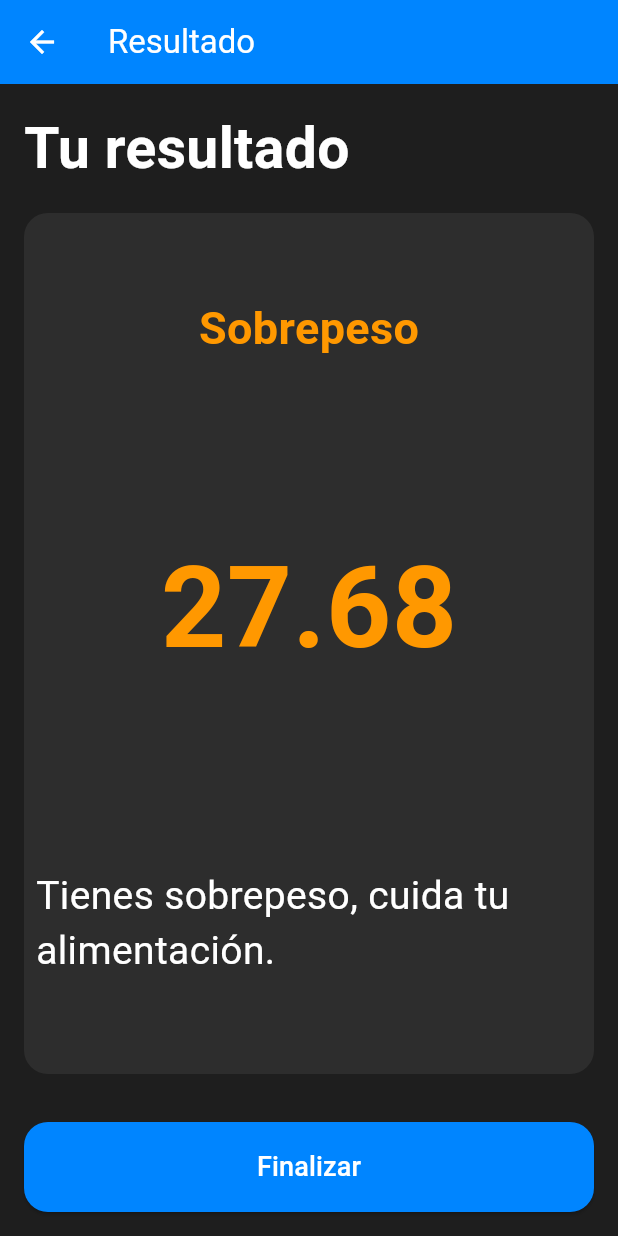
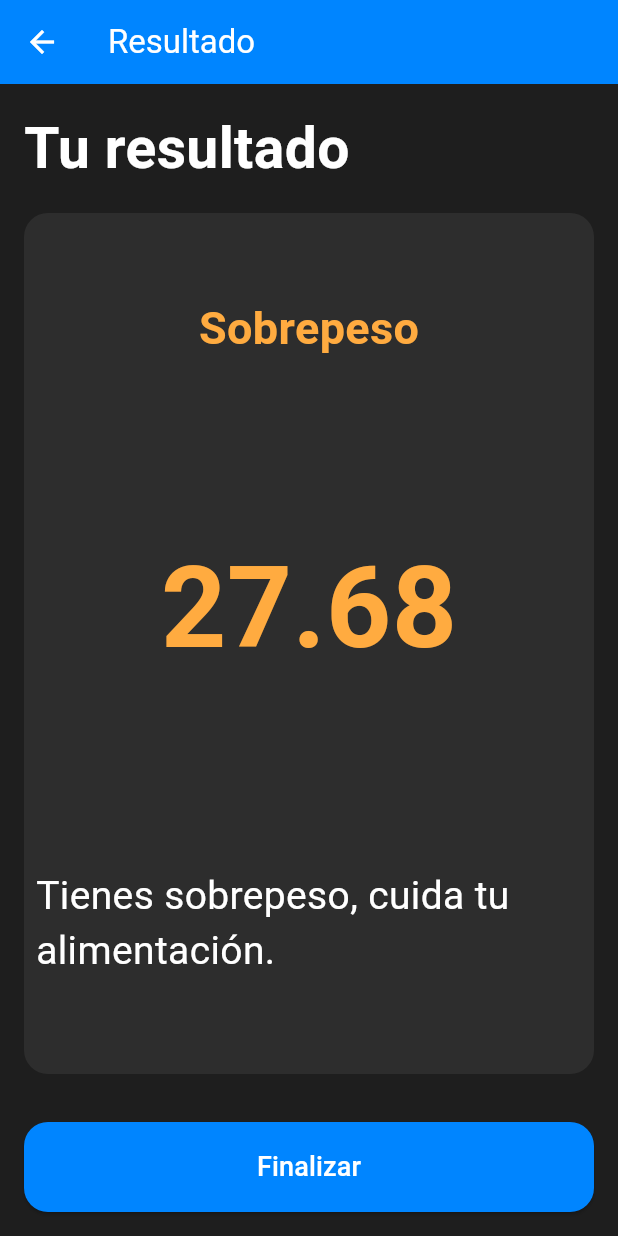
Before and after one commit to EzeDevs/imc_calculator, a Flutter app: the screen it shows after launch, after a tap on "Calcular tu IMC", on a phone screen of 412 x 824 dp. Run offline on Flutter 3.47's test engine with Material 3 defaults, Android fonts, the phone set to English and light mode, and no system bars.

Commit message:
implemented new bmi categories.

```diff
--- a/lib/screens/imc_result_screen.dart
+++ b/lib/screens/imc_result_screen.dart
@@ -114,28 +114,37 @@ class ImcResultScreen extends StatelessWidget {
 
   Color getColorByImc(double imcResult) {
     return switch (imcResult) {
-      < 18.5 => Colors.blue, //IMC Bajo
-      < 24.9 => Colors.green, //IMC Normal
-      < 29.99 => Colors.orange, //Sobrepeso
-      _ => Colors.red, //Obesidad
+      < 17.99 => Colors.blue, //IMC Bajo
+      < 24.99 => Colors.green, //IMC Normal
+      < 29.99 => Colors.orangeAccent, //Sobrepeso
+      < 34.99 => Colors.orange, //Obesidad grado 1
+      < 39.99 => Colors.deepOrange, //Obesidad grado 2
+      _ => Colors.red, //Obesidad grado 3
     };
   }
 
   String getTitleByImc(double imcResult) {
     return switch (imcResult) {
-      < 18.5 => 'IMC Bajo',
-      < 24.9 => 'IMC Normal',
+      < 17.99 => 'Peso Bajo',
+      < 24.99 => 'Peso Normal',
       < 29.99 => 'Sobrepeso',
-      _ => 'Obesidad',
+      < 34.99 => 'Obesidad grado 1',
+      < 39.99 => 'Obesidad grado 2',
+      _ => 'Obesidad grado 3',
     };
   }
 
   String getInfoByImc(double imcResult) {
     return switch (imcResult) {
-      < 18.5 => 'Tu peso está por debajo de lo recomendado.', //IMC Bajo
-      < 24.9 => 'Tu peso está en dentro del rango saludable.', //IMC Normal
+      < 17.99 => 'Tu peso está por debajo de lo recomendado.', //IMC Bajo
+      < 24.99 => 'Tu peso está en dentro del rango saludable.', //IMC Normal
       < 29.99 => 'Tienes sobrepeso, cuida tu alimentación.', //Sobrepeso
-      _ => 'Tienes obesidad, consulta con un especialista.', //Obesidad
+      < 34.99 =>
+        'Tienes obesidad grado 1, consulta con un especialista dentro de lo posible.', //Obesidad
+      < 39.99 =>
+        'Tienes obesidad grado 2, consulta con un especialista prontamente.', //Obesidad
+      _ =>
+        'Tienes obesidad grado 3, consulta con un especialista urgentemente.', //Obesidad
     };
   }
 }
```
